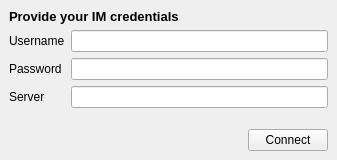
First picture: the form in CommunicationModule/CommunicationUI/ui/LoginWidget.ui, repository realXtend/tundra, before the edit.
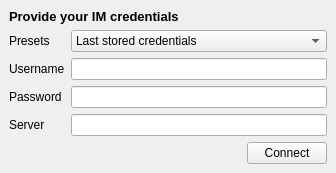
Second picture: the form after the edit.

Commit message: * CommsUI bug fixes: hopefully removing the paint bugs (traces of previous widgets in the layout) in installer Naali. I cant verify before a new installer is made, just a educated guess how to fix the bug. This bug doesn't appear on debug or release in dev environment or even if i make the build folder (identical to installer).

```diff
--- a/CommunicationModule/CommunicationUI/ui/LoginWidget.ui
+++ b/CommunicationModule/CommunicationUI/ui/LoginWidget.ui
@@ -6,8 +6,8 @@
    <rect>
     <x>0</x>
     <y>0</y>
-    <width>337</width>
-    <height>160</height>
+    <width>336</width>
+    <height>173</height>
    </rect>
   </property>
   <property name="windowTitle">
@@ -84,6 +84,32 @@
             </property>
            </widget>
           </item>
+          <item row="0" column="0">
+           <widget class="QLabel" name="presetsLabel">
+            <property name="text">
+             <string>Presets</string>
+            </property>
+           </widget>
+          </item>
+          <item row="0" column="1">
+           <widget class="QComboBox" name="presetsComboBox">
+            <item>
+             <property name="text">
+              <string>Last stored credentials</string>
+             </property>
+            </item>
+            <item>
+             <property name="text">
+              <string>Google account</string>
+             </property>
+            </item>
+            <item>
+             <property name="text">
+              <string>Facebook account</string>
+             </property>
+            </item>
+           </widget>
+          </item>
          </layout>
         </item>
         <item>
```
The commit also changes 3 other files.
